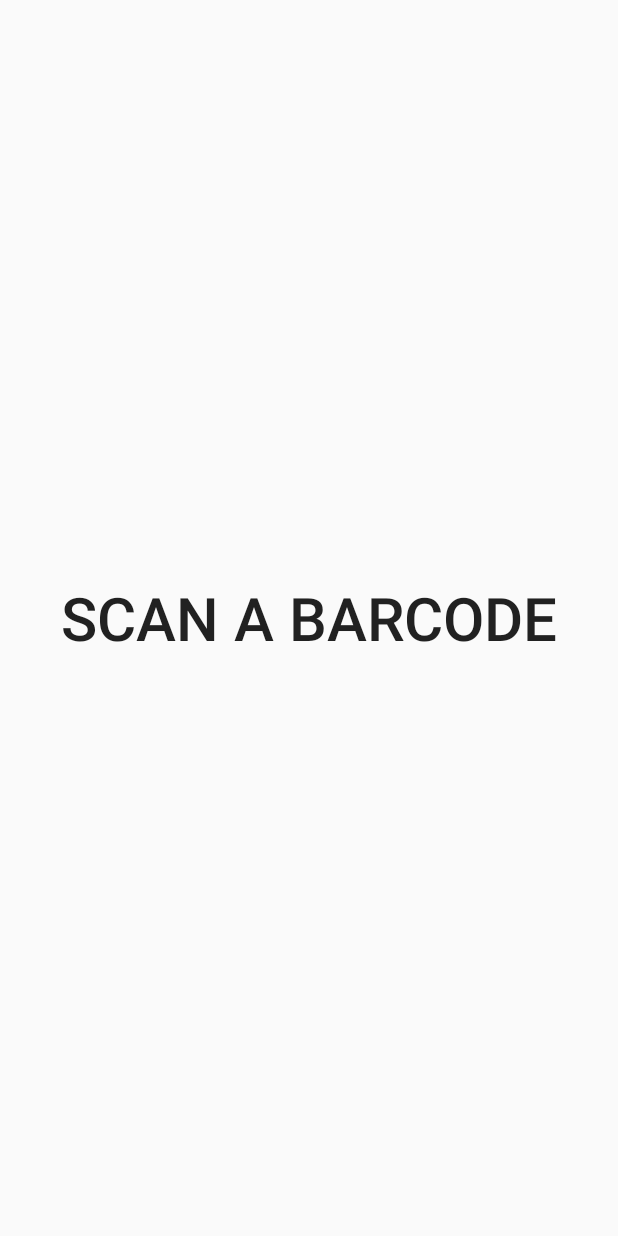
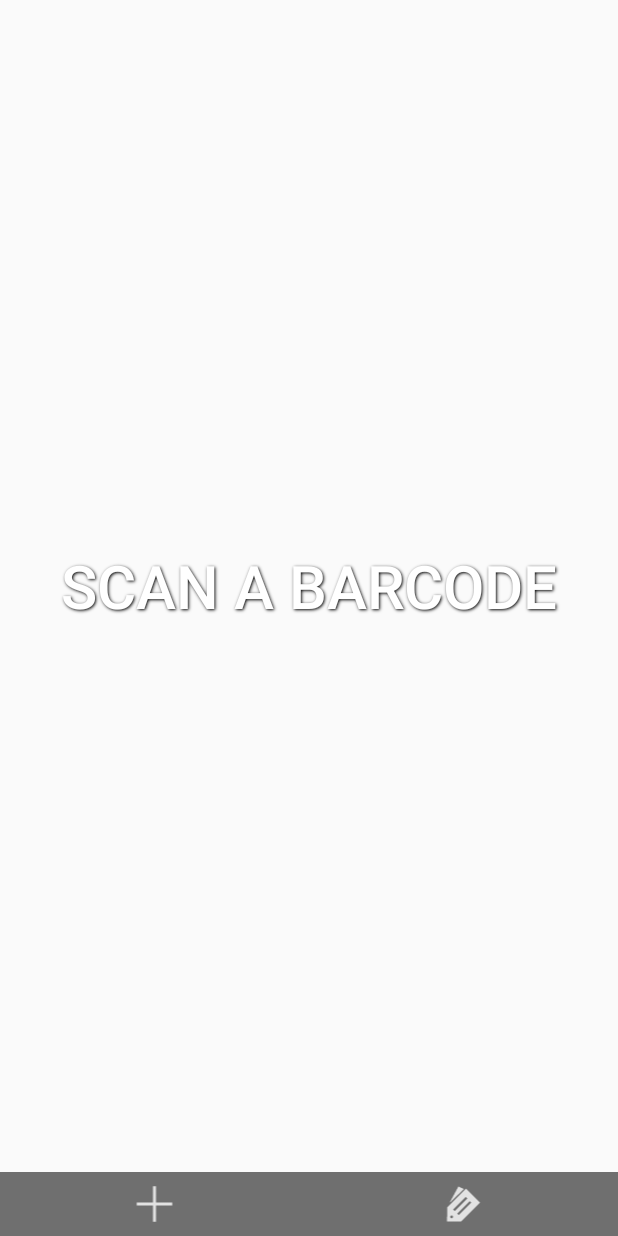
Before and after one commit to DL-Thompson/AndroidCouponAssistant, an Android app: the layout activity_main.xml on its own in the app's theme, with its tools: preview values and no code run, on a phone screen of 412 x 824 dp. Run offline under Robolectric (Android 15) with nearby library versions, the phone set to English and light mode, and no system bars.

```diff
--- a/CouponAssistant/CouponAssistant/src/main/AndroidManifest.xml
+++ b/CouponAssistant/CouponAssistant/src/main/AndroidManifest.xml
@@ -11,6 +11,10 @@
     <!-- PERMISSIONS -->
     <uses-permission android:name="android.permission.INTERNET" />
     <uses-permission android:name="android.permission.ACCESS_NETWORK_STATE" />
+    <uses-permission android:name="android.permission.CAMERA" />
+
+    <!-- FEATURES -->
+    <uses-feature android:name="android.hardware.camera" />
 
     <application
         android:allowBackup="true"
@@ -20,6 +24,7 @@
         <activity
             android:name="com.corylucasjeffery.couponassistant.activities.MainActivity"
             android:label="@string/app_name" >
+
             <intent-filter>
                 <action android:name="android.intent.action.MAIN" />
 
--- a/CouponAssistant/CouponAssistant/src/main/res/layout/activity_login.xml
+++ b/CouponAssistant/CouponAssistant/src/main/res/layout/activity_login.xml
@@ -10,6 +10,7 @@
         android:layout_height="wrap_content"
         android:inputType="textEmailAddress"
         android:ems="10"
+        android:text=""
         android:id="@+id/field_login"
         android:hint="@string/editUserBox"
         android:padding="15dp"/>
@@ -19,6 +20,7 @@
         android:layout_height="wrap_content"
         android:inputType="textPassword"
         android:ems="10"
+        android:text=""
         android:id="@+id/field_password"
         android:hint="@string/editPassBox"
         android:padding="15dp"/>
--- a/CouponAssistant/CouponAssistant/src/main/res/layout/activity_main.xml
+++ b/CouponAssistant/CouponAssistant/src/main/res/layout/activity_main.xml
@@ -2,17 +2,42 @@
     android:layout_width="match_parent"
     android:layout_height="match_parent">
 
+    <FrameLayout
+        android:id="@+id/camera_preview"
+        android:layout_width="fill_parent"
+        android:layout_height="fill_parent" />
+
+    <LinearLayout
+        android:id="@+id/footer_container"
+        android:layout_alignParentBottom="true"
+        android:layout_width="match_parent"
+        android:layout_height="wrap_content" >
+        <include layout="@layout/footer"/>
+    </LinearLayout>
+
+    <LinearLayout
+        android:id="@+id/button_container"
+        android:layout_width="fill_parent"
+        android:layout_height="fill_parent"
+        android:layout_above="@id/footer_container">
         <Button
             android:id="@+id/scan_button"
             android:layout_width="fill_parent"
             android:layout_height="fill_parent"
-        android:layout_alignParentTop="true"
-        android:layout_centerHorizontal="true"
             android:text="@string/button_scan"
-        android:textSize="40dp"
+            android:textColor="@android:color/white"
+            android:shadowColor="@android:color/black"
+            android:shadowRadius="2.0"
+            android:shadowDx="1"
+            android:shadowDy="1"
+            android:textSize="40sp"
             android:padding = "30dp"
             android:layout_gravity="center_horizontal"
             android:background="@android:color/transparent"
             android:clickable="true"/>
+    </LinearLayout>
+
+
+
 
 </RelativeLayout>
--- a/CouponAssistant/CouponAssistant/src/main/res/layout/footer.xml
+++ b/CouponAssistant/CouponAssistant/src/main/res/layout/footer.xml
@@ -3,12 +3,25 @@
 <LinearLayout xmlns:android="http://schemas.android.com/apk/res/android"
     android:orientation="vertical" android:layout_width="match_parent"
     android:layout_height="match_parent"
-    android:background="@color/footer">
-
-    <TextView
-        android:layout_width="match_parent"
+    android:background="@color/footer_bg">
+<LinearLayout
+    android:layout_width="match_parent"
+    android:layout_height="wrap_content"
+    android:orientation="horizontal">
+    <ImageView
+        android:layout_width="wrap_content"
         android:layout_height="wrap_content"
-        android:text="FOOTER"
-        android:padding="15dp" />
-
+        android:src="@drawable/ic_action_new"
+        android:textColor="@color/footer_text"
+        android:padding="5dp"
+        android:layout_weight="1"
+        android:layout_gravity="left"/>
+    <ImageView
+        android:layout_width="wrap_content"
+        android:layout_height="wrap_content"
+        android:src="@drawable/ic_action_labels"
+        android:padding="5dp"
+        android:layout_weight="1"
+        android:layout_gravity="right"/>
 </LinearLayout>
+</LinearLayout>
--- a/CouponAssistant/CouponAssistant/src/main/res/values/colors.xml
+++ b/CouponAssistant/CouponAssistant/src/main/res/values/colors.xml
@@ -1,6 +1,7 @@
 <?xml version="1.0" encoding="utf-8"?>
 <resources>
-    <color name="footer">#6F6F6F</color>
+    <color name="footer_bg">#6F6F6F</color>
+    <color name="footer_text">#FFFFF0</color>
     <color name="title_bar_color">#6F6F6F</color>
     <color name="dividing_lines">#4fa5d5</color>
 </resources>
```
Also changed, not shown: CouponAssistant/CouponAssistant/src/main/java/com/corylucasjeffery/couponassistant/CameraPreview.java (added, +83 -0 lines), CouponAssistant/CouponAssistant/src/main/java/com/corylucasjeffery/couponassistant/activities/LoginActivity.java (+46 -0 lines), CouponAssistant/CouponAssistant/src/main/java/com/corylucasjeffery/couponassistant/activities/MainActivity.java (+39 -11 lines), CouponAssistant/CouponAssistant/src/main/java/com/corylucasjeffery/couponassistant/activities/SettingsActivity.java (+9 -1 lines), CouponAssistant/CouponAssistant/src/main/java/com/corylucasjeffery/couponassistant/activities/ShowCouponsActivity.java (+10 -2 lines), CouponAssistant/CouponAssistant/src/main/res/layout/activity_test.xml (deleted, +0 -14 lines), CouponAssistant/CouponAssistant/src/main/res/drawable-hdpi/ic_action_labels.png (added), CouponAssistant/CouponAssistant/src/main/res/drawable-hdpi/ic_action_new.png (added), CouponAssistant/CouponAssistant/src/main/res/drawable-mdpi/ic_action_labels.png (added), CouponAssistant/CouponAssistant/src/main/res/drawable-mdpi/ic_action_new.png (added), CouponAssistant/CouponAssistant/src/main/res/drawable-xhdpi/ic_action_labels.png (added), CouponAssistant/CouponAssistant/src/main/res/drawable-xhdpi/ic_action_new.png (added), CouponAssistant/CouponAssistant/src/main/res/drawable-xxhdpi/ic_action_labels.png (added), CouponAssistant/CouponAssistant/src/main/res/drawable-xxhdpi/ic_action_new.png (added). Lines whose indentation alone changed are shown as unchanged.
